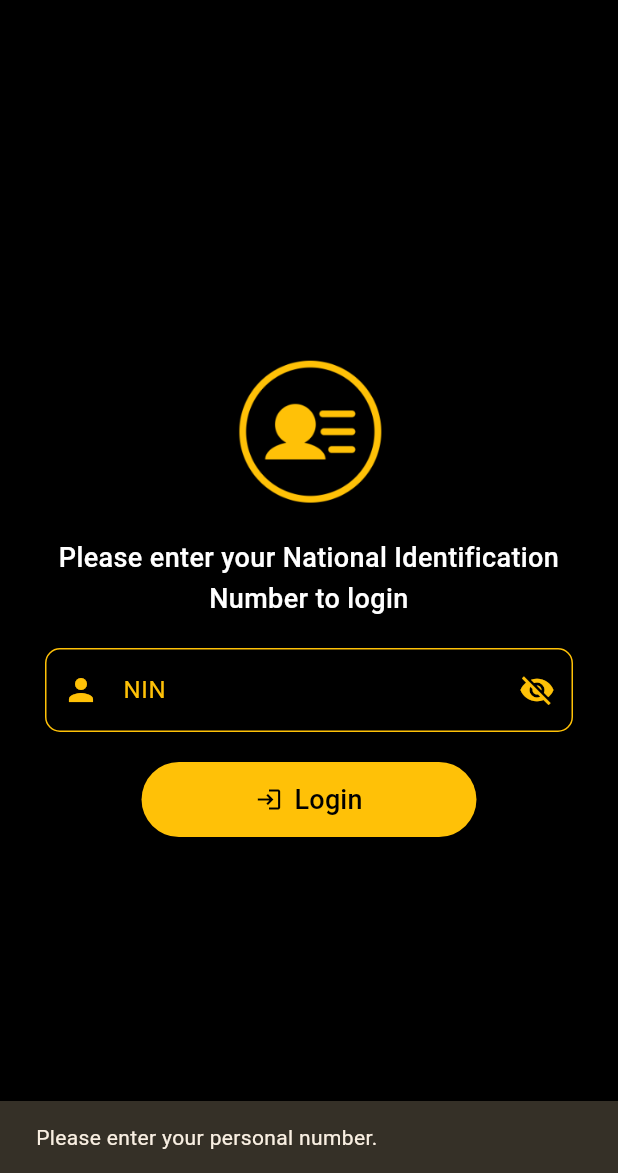
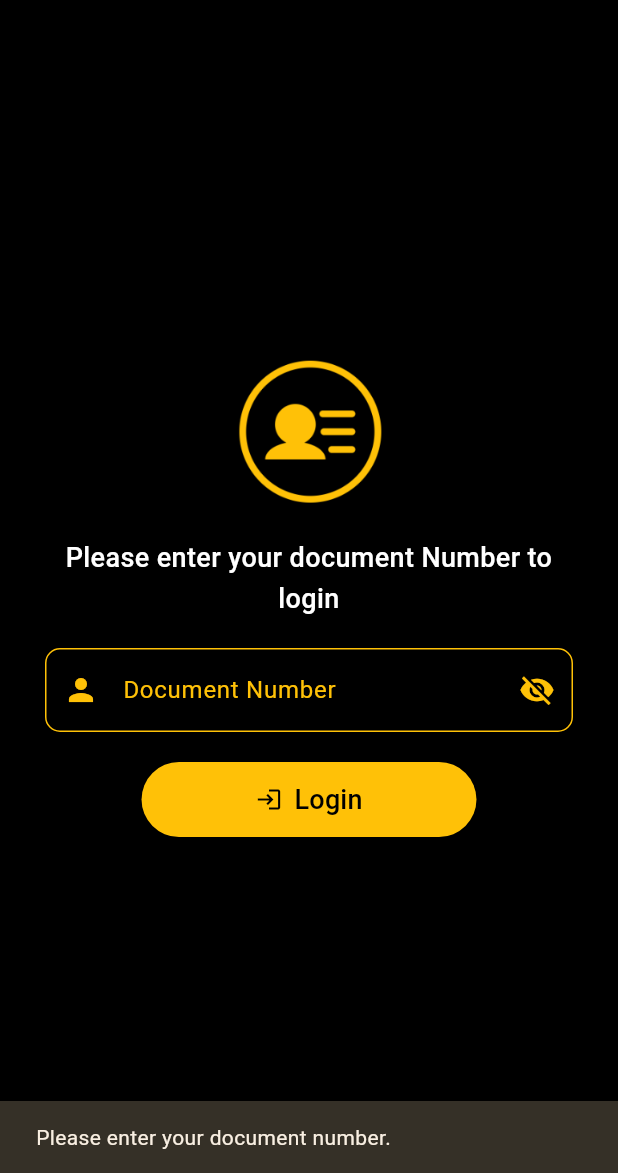
Before and after one commit to yasserdaoud/carte_id_projet_fin_d-etude, a Flutter app: the LoginScreen screen opened directly, after a tap on "Login", on a phone screen of 412 x 824 dp, the part 63-1236 px from its top. Run offline on Flutter 3.47's test engine with Material 3 defaults, Android fonts, the phone set to English and light mode, and no system bars; our stand-ins replace camera, cloud_firestore, convert, firebase_core, fixnum, image_picker and 5 more; missing offline and left inert: android_intent_plus, camera_platform_interface, flutter_nfc_kit, google_mlkit_commons, google_mlkit_text_recognition, tripledes_nullsafety; accounts and stored records are empty; Roboto replaces fonts that are missing (Mulish).

```diff
--- a/lib/screen/display_mrtd_data_screen.dart
+++ b/lib/screen/display_mrtd_data_screen.dart
@@ -1,12 +1,9 @@
 import 'dart:convert';
-
 import 'package:cloud_firestore/cloud_firestore.dart';
 import 'package:flutter/material.dart';
 import 'package:flutter/services.dart';
+import 'package:id_card_example/firebase/authenticate_user/authenticate_user_page.dart';
 import 'package:intl/intl.dart';
-import 'package:shared_preferences/shared_preferences.dart';
-import '../firebase/authenticate_user/aa.dart';
-import '../firebase/authenticate_user/authenticate_user_page.dart';
 import '../utils/nfc/format/format_dg11.dart';
 import '../utils/nfc/format/format_dg12.dart';
 import '../utils/nfc/format/format_mrz.dart';
--- a/lib/screen/login_screen.dart
+++ b/lib/screen/login_screen.dart
@@ -1,9 +1,6 @@
 import 'package:flutter/material.dart';
 import 'package:flutter/services.dart';
 import 'package:cloud_firestore/cloud_firestore.dart';
-import 'dart:typed_data';
-import 'package:flutter/material.dart';
-
 import '../utils/bottom_navigator_bar_one/main_page_one.dart';
 
 class LoginScreen extends StatefulWidget {
@@ -12,23 +9,23 @@ class LoginScreen extends StatefulWidget {
 }
 
 class _LoginScreenState extends State<LoginScreen> {
-  final TextEditingController _personalNumberController = TextEditingController();
+  final TextEditingController _documentNumberController = TextEditingController();
   bool _isLoading = false;
   bool _isPasswordVisible = false;
 
   void _login(BuildContext context) async {
-    final personalNumber = _personalNumberController.text.trim();
+    final documentNumber = _documentNumberController.text.trim();
 
-    if (personalNumber.isEmpty) {
+    if (documentNumber.isEmpty) {
       ScaffoldMessenger.of(context).showSnackBar(
-        SnackBar(content: Text('Please enter your personal number.')),
+        SnackBar(content: Text('Please enter your document number.')),
       );
       return;
     }
 
-    if (personalNumber.length < 18) {
+    if (documentNumber.length < 9) {
       ScaffoldMessenger.of(context).showSnackBar(
-        SnackBar(content: Text('Your national identification number is incorrect, try again.')),
+        SnackBar(content: Text('Your document number is incorrect, try again.')),
       );
       return;
     }
@@ -41,7 +38,7 @@ class _LoginScreenState extends State<LoginScreen> {
       // Fetch user data from Firestore based on the personal number
       var userQuery = await FirebaseFirestore.instance
           .collection('users')
-          .where('nationalIdentificationNumber', isEqualTo: personalNumber)
+          .where('documentNumber', isEqualTo: documentNumber)
           .get();
 
       if (userQuery.docs.isNotEmpty) {
@@ -55,7 +52,7 @@ class _LoginScreenState extends State<LoginScreen> {
         );
       } else {
         ScaffoldMessenger.of(context).showSnackBar(
-          SnackBar(content: Text('User not found. Please check your personal number.')),
+          SnackBar(content: Text('User not found. Please check your document number.')),
         );
       }
     } catch (error) {
@@ -72,7 +69,7 @@ class _LoginScreenState extends State<LoginScreen> {
 
   @override
   void dispose() {
-    _personalNumberController.dispose();
+    _documentNumberController.dispose();
     super.dispose();
   }
 
@@ -100,7 +97,7 @@ class _LoginScreenState extends State<LoginScreen> {
                 ),
                 const SizedBox(height: 20),
                 const Text(
-                  'Please enter your National Identification Number to login',
+                  'Please enter your document Number to login',
                   textAlign: TextAlign.center,
                   style: TextStyle(
                     fontFamily: "Mulish",
@@ -112,15 +109,15 @@ class _LoginScreenState extends State<LoginScreen> {
                 ),
                 const SizedBox(height: 20),
                 _buildPasswordField(
-                  controller: _personalNumberController,
-                  labelText: 'NIN',
+                  controller: _documentNumberController,
+                  labelText: 'Document Number',
                   icon: Icons.person,
                   validator: (value) {
                     if (value?.isEmpty ?? false) {
-                      return 'Please enter your personal number';
+                      return 'Please enter your document number';
                     }
-                    if (value!.length < 18) {
-                      return 'Your national identification number is incorrect, try again.';
+                    if (value!.length < 9) {
+                      return 'Your document number is incorrect, try again.';
                     }
                     return null;
                   },
@@ -203,7 +200,7 @@ class _LoginScreenState extends State<LoginScreen> {
       validator: validator,
       enabled: isEnabled,
       inputFormatters: [
-        LengthLimitingTextInputFormatter(18),
+        LengthLimitingTextInputFormatter(9),
         FilteringTextInputFormatter.digitsOnly,
       ],
     );
```
Also changed, not shown: lib/utils/bottom_navigator_bar_one/profile/profile_one.dart (+75 -4 lines), 1 other file.
